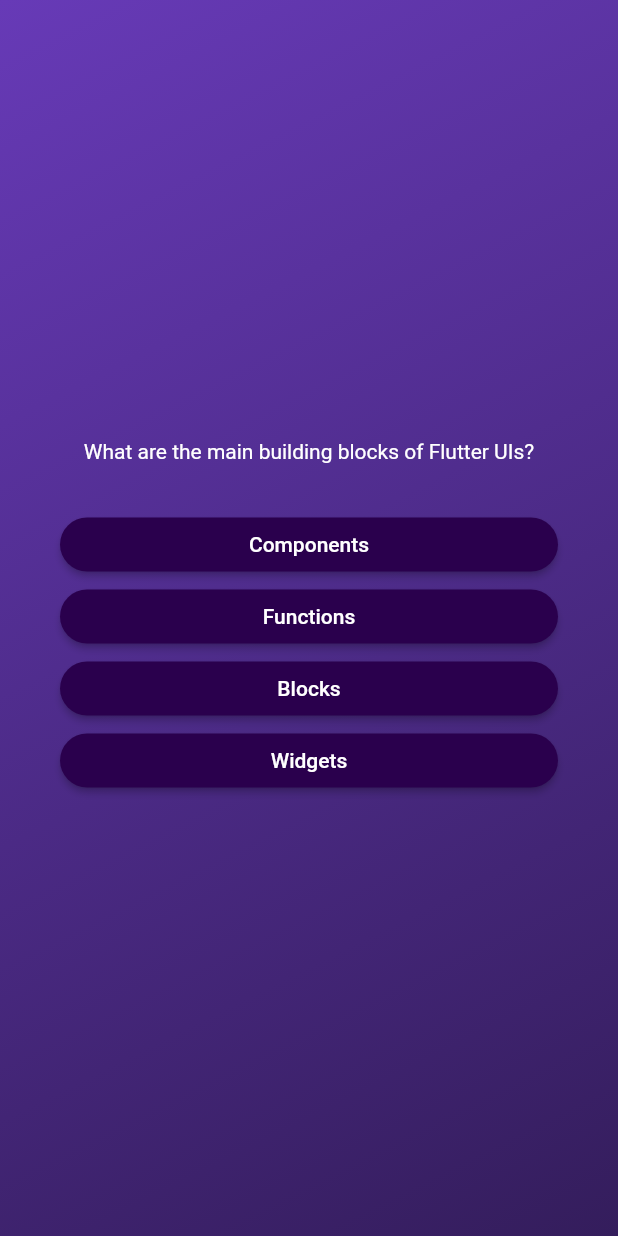
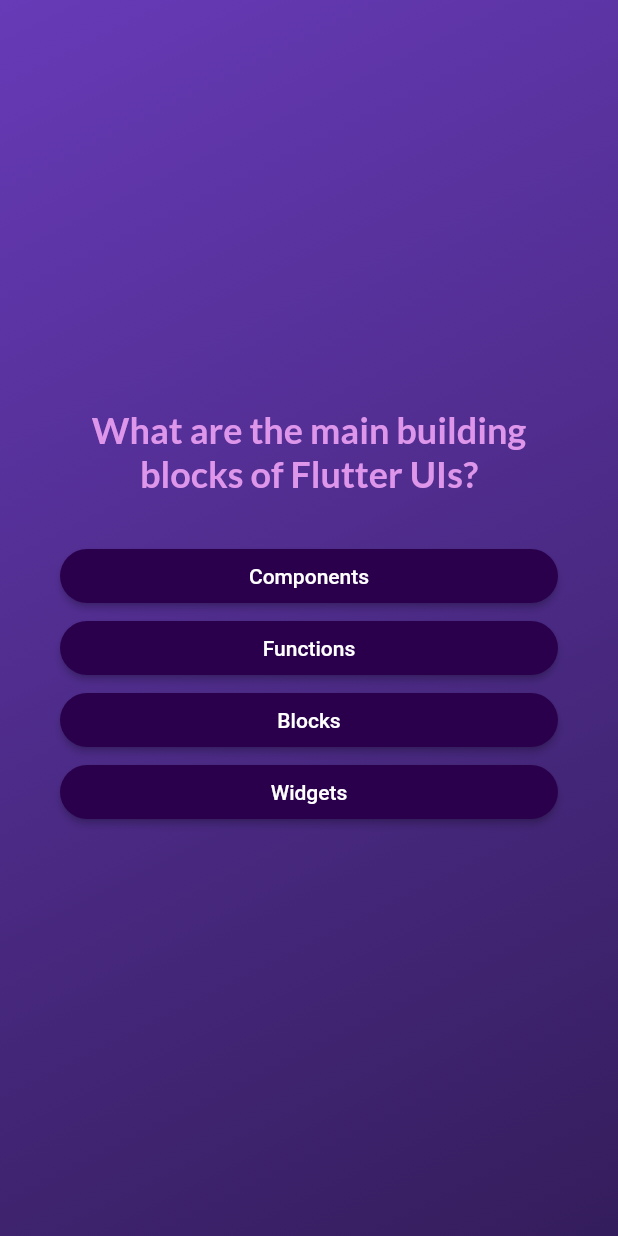
Before and after one commit to hiromi12/adv_basic, a Flutter app: the screen it shows after launch, after a tap on "Start Quiz", on a phone screen of 412 x 824 dp. Run offline on Flutter 3.47's test engine with Material 2 defaults, Android fonts, the phone set to English and light mode, and no system bars; our stand-ins replace google_fonts.

Commit message:
google fonts added

```diff
--- a/lib/answer_button.dart
+++ b/lib/answer_button.dart
@@ -25,7 +25,10 @@ class AnswerButton extends StatelessWidget {
           borderRadius: BorderRadius.circular(40),
         ),
       ),
-      child: Text(answerText),
+      child: Text(
+        answerText,
+        textAlign: TextAlign.center,
+      ),
     );
   }
 }
--- a/lib/questions_screen.dart
+++ b/lib/questions_screen.dart
@@ -1,6 +1,7 @@
 import 'package:flutter/material.dart';
 import 'package:adv_basic/answer_button.dart';
 import 'package:adv_basic/data/questions.dart';
+import 'package:google_fonts/google_fonts.dart';
 
 class QuestionsScreen extends StatefulWidget {
   const QuestionsScreen({super.key});
@@ -12,9 +13,18 @@ class QuestionsScreen extends StatefulWidget {
 }
 
 class _QuestionsScreenState extends State<QuestionsScreen> {
+  var currentQuestionIndex = 0;
+
+  void answerQuestion() {
+    setState(() {
+      currentQuestionIndex++;
+    });
+  }
+
   @override
   Widget build(context) {
-    final currentQuestion = questions[0];
+    final currentQuestion = questions[currentQuestionIndex];
+
     return SizedBox(
       width: double.infinity, // use as much as you can
       child: Container(
@@ -25,9 +35,14 @@ class _QuestionsScreenState extends State<QuestionsScreen> {
           children: [
             Text(
               currentQuestion.text,
-              style: const TextStyle(
-                color: Colors.white,
+              style: GoogleFonts.lato(
+                color: const Color.fromARGB(255, 222, 150, 235),
+                fontSize: 24,
+                fontWeight: FontWeight.bold,
               ),
+              // style: const TextStyle(
+              //   color: Colors.white,
+              // ),
               textAlign: TextAlign.center,
             ),
             const SizedBox(
@@ -36,7 +51,7 @@ class _QuestionsScreenState extends State<QuestionsScreen> {
             // ... is an operator
             // .shuffle changes the list, so in here, we cannot use it
             ...currentQuestion.getShuffledAnswers().map((answer) {
-              return AnswerButton(answerText: answer, onTap: () {},);
+              return AnswerButton(answerText: answer, onTap: answerQuestion,);
             }),
           ],
         ),
--- a/lib/start_screen.dart
+++ b/lib/start_screen.dart
@@ -1,4 +1,5 @@
 import 'package:flutter/material.dart';
+import 'package:google_fonts/google_fonts.dart';
 
 class StartScreen extends StatelessWidget {
   const StartScreen(this.startQuiz, {super.key});
@@ -26,10 +27,10 @@ class StartScreen extends StatelessWidget {
           const SizedBox(
             height: 80,
           ),
-          const Text(
+          Text(
             'Learn Flutter the fun way!',
-            style: TextStyle(
-              color: Colors.white,
+            style: GoogleFonts.lato(
+              color: const Color.fromARGB(255, 222, 150, 235),
               fontSize: 24,
             ),
           ),
--- a/pubspec.yaml
+++ b/pubspec.yaml
@@ -35,6 +35,7 @@ dependencies:
   # The following adds the Cupertino Icons font to your application.
   # Use with the CupertinoIcons class for iOS style icons.
   cupertino_icons: ^1.0.2
+  google_fonts: ^6.1.0
 
 dev_dependencies:
   flutter_test:
```
Also changed, not shown: pubspec.lock, 7 other files.
